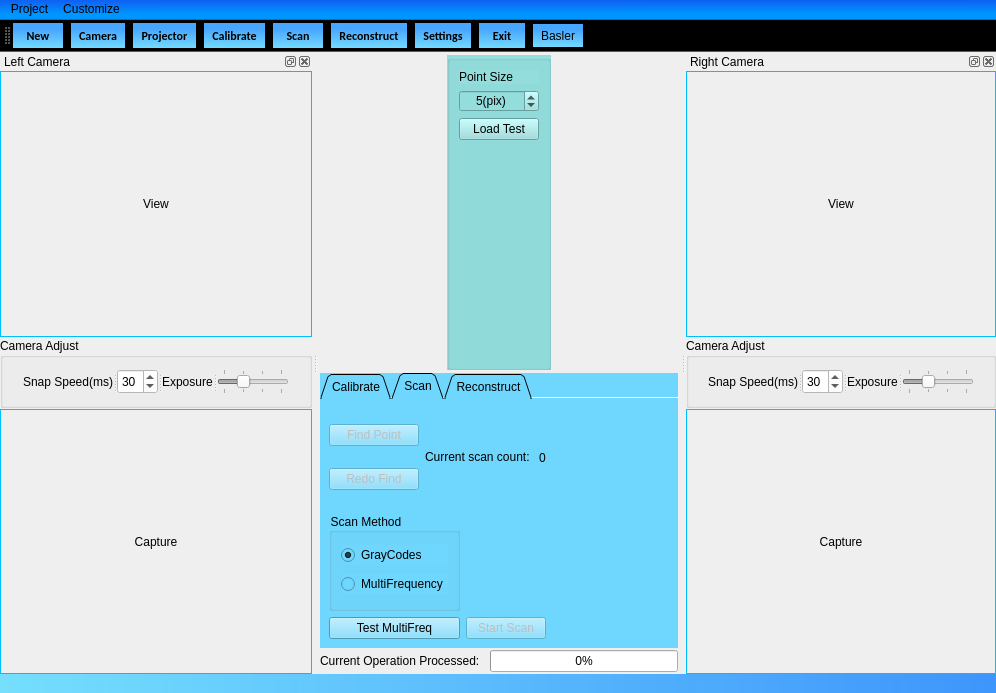
Above: Duke/mainwindow.ui from DrawZeroPoint/Structure-Light-Reconstructor before the change. Below: the same form after it.
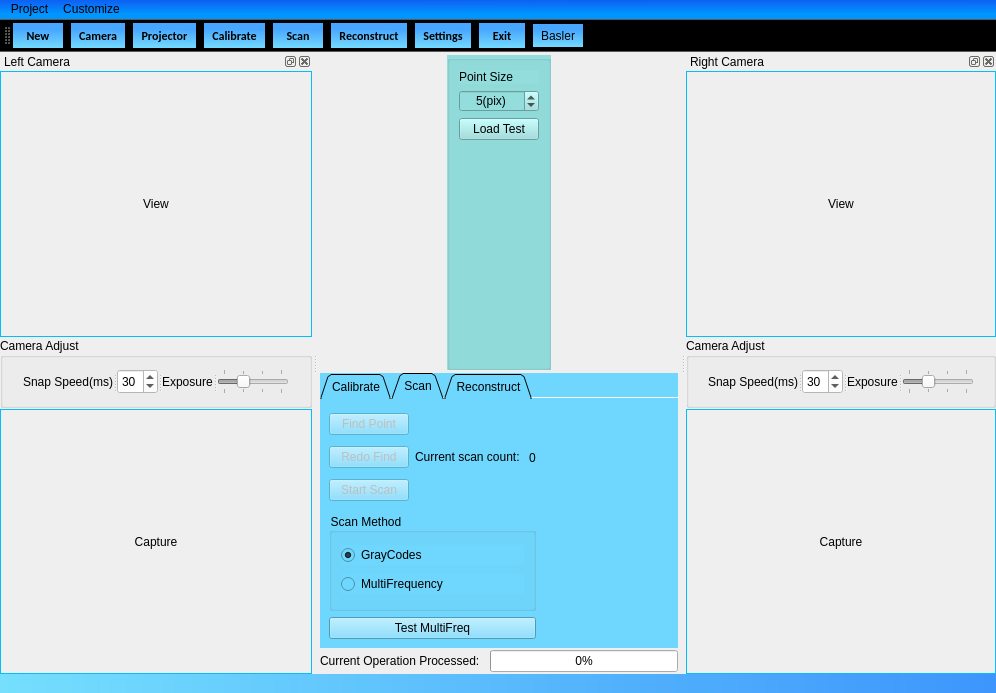
That is the form after the change. The open tabs and pages were chosen to show the change. Icons and pictures are not drawn.

```diff
--- a/Duke/mainwindow.ui
+++ b/Duke/mainwindow.ui
@@ -511,11 +511,11 @@
           <attribute name="title">
            <string>Scan</string>
           </attribute>
-          <layout class="QGridLayout" name="gridLayout_16">
+          <layout class="QGridLayout" name="gridLayout_15">
            <item row="0" column="0">
-            <layout class="QGridLayout" name="gridLayout_15">
-             <item row="0" column="0" colspan="2">
-              <layout class="QHBoxLayout" name="horizontalLayout_4">
+            <layout class="QVBoxLayout" name="verticalLayout_5">
+             <item>
+              <layout class="QHBoxLayout" name="horizontalLayout_3">
                <item>
                 <layout class="QVBoxLayout" name="verticalLayout">
                  <item>
@@ -538,10 +538,20 @@
                    </property>
                   </widget>
                  </item>
+                 <item>
+                  <widget class="QPushButton" name="startScanButton">
+                   <property name="enabled">
+                    <bool>false</bool>
+                   </property>
+                   <property name="text">
+                    <string>Start Scan</string>
+                   </property>
+                  </widget>
+                 </item>
                 </layout>
                </item>
                <item>
-                <layout class="QHBoxLayout" name="horizontalLayout_3">
+                <layout class="QHBoxLayout" name="horizontalLayout">
                  <item>
                   <widget class="QLabel" name="label_3">
                    <property name="text">
@@ -560,7 +570,7 @@
                </item>
               </layout>
              </item>
-             <item row="1" column="0">
+             <item>
               <widget class="QGroupBox" name="groupBox_4">
                <property name="title">
                 <string>Scan Method</string>
@@ -586,33 +596,23 @@
                </layout>
               </widget>
              </item>
-             <item row="2" column="0">
+             <item>
               <widget class="QPushButton" name="multiFreqTest">
                <property name="text">
                 <string>Test MultiFreq</string>
                </property>
               </widget>
              </item>
-             <item row="2" column="1">
-              <widget class="QPushButton" name="startScanButton">
-               <property name="enabled">
-                <bool>false</bool>
-               </property>
-               <property name="text">
-                <string>Start Scan</string>
-               </property>
-              </widget>
-             </item>
             </layout>
            </item>
            <item row="0" column="1">
-            <spacer name="horizontalSpacer_16">
+            <spacer name="horizontalSpacer_13">
              <property name="orientation">
               <enum>Qt::Horizontal</enum>
              </property>
              <property name="sizeHint" stdset="0">
               <size>
-               <width>132</width>
+               <width>134</width>
                <height>20</height>
               </size>
              </property>
```
Left out of the diff: 62 changed lines with no effect on the pictures.
